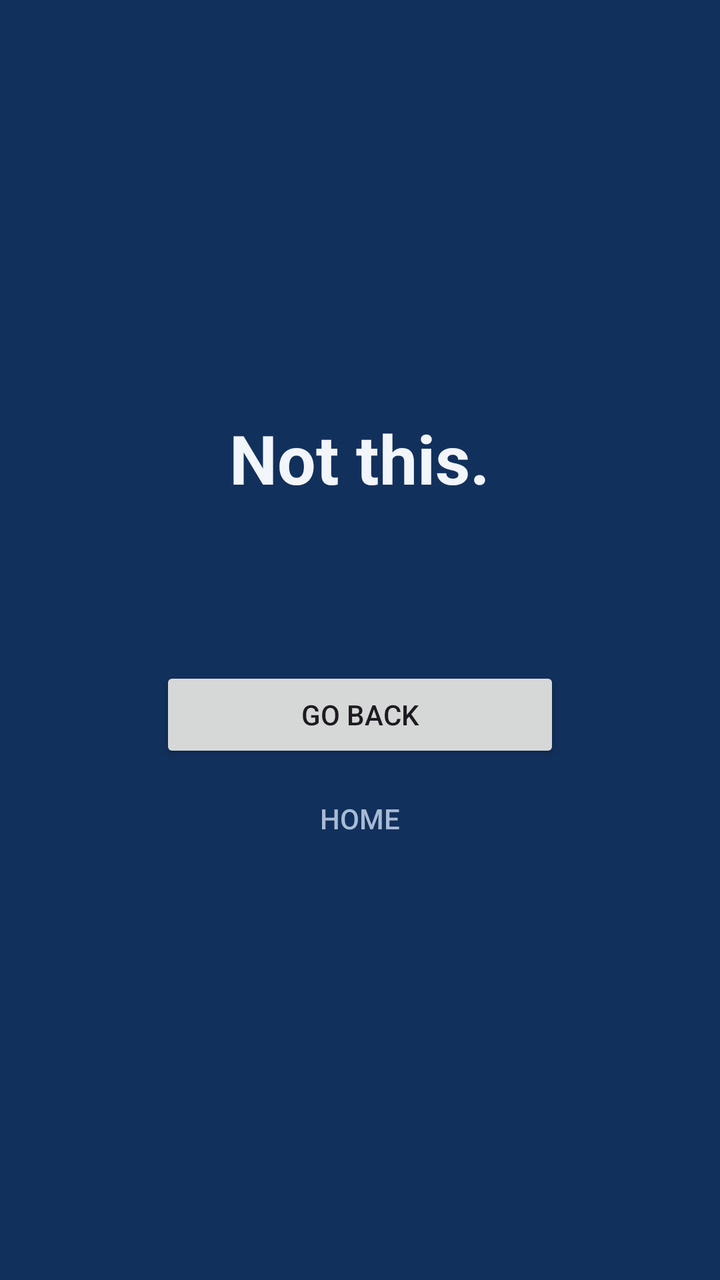
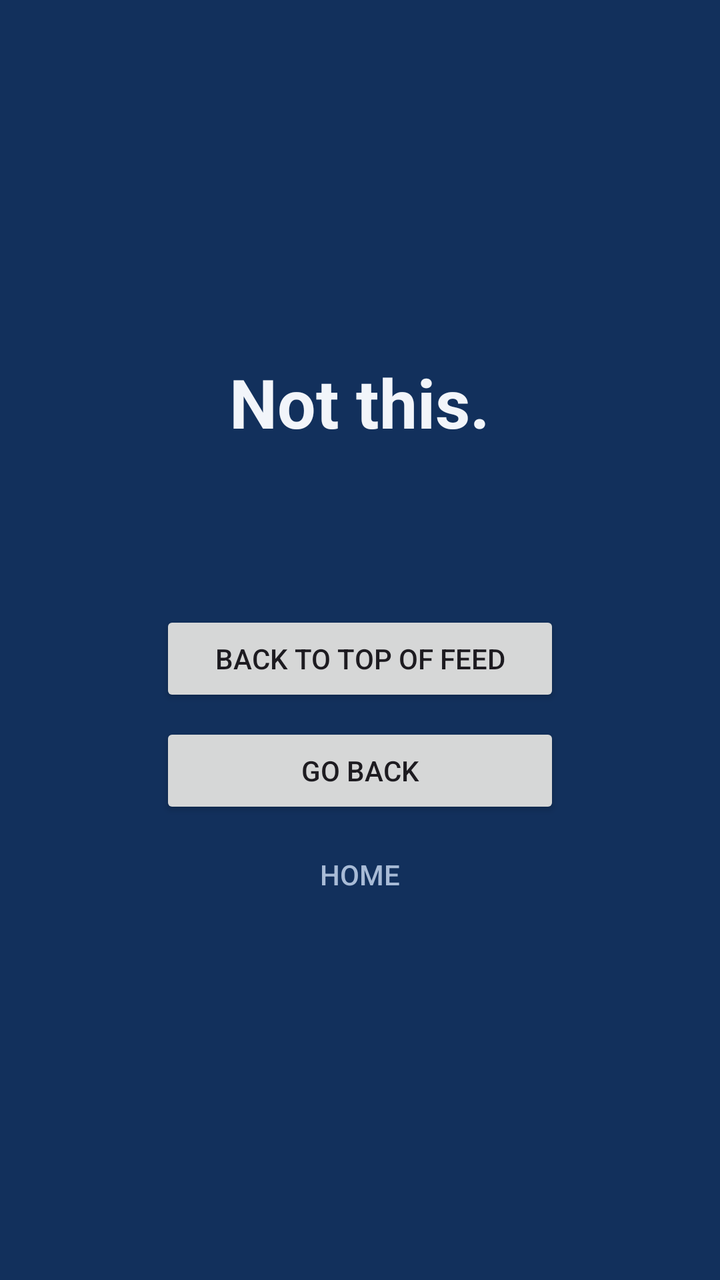

Before-and-after screenshots of an Android layout around one commit, followed by the original layout XML and the change that was made.
<!-- AndroidManifest.xml: application theme Theme.BlockReels -->
<!-- res/layout/overlay_block.xml -->
<?xml version="1.0" encoding="utf-8"?>
<LinearLayout xmlns:android="http://schemas.android.com/apk/res/android"
    android:layout_width="match_parent"
    android:layout_height="match_parent"
    android:background="@color/block_background"
    android:clickable="true"
    android:focusable="true"
    android:gravity="center"
    android:orientation="vertical"
    android:padding="32dp">

    <TextView
        android:id="@+id/overlay_title"
        android:layout_width="wrap_content"
        android:layout_height="wrap_content"
        android:text="@string/overlay_title"
        android:textColor="@color/block_text"
        android:textSize="34sp"
        android:textStyle="bold" />

    <TextView
        android:id="@+id/overlay_subtitle"
        android:layout_width="wrap_content"
        android:layout_height="wrap_content"
        android:layout_marginTop="12dp"
        android:textColor="@color/block_text_dim"
        android:textSize="16sp" />

    <Button
        android:id="@+id/overlay_back"
        android:layout_width="wrap_content"
        android:layout_height="wrap_content"
        android:layout_marginTop="48dp"
        android:minWidth="200dp"
        android:text="@string/overlay_back" />

    <Button
        android:id="@+id/overlay_home"
        style="?android:attr/borderlessButtonStyle"
        android:layout_width="wrap_content"
        android:layout_height="wrap_content"
        android:layout_marginTop="4dp"
        android:minWidth="200dp"
        android:text="@string/overlay_home"
        android:textColor="@color/block_text_dim" />
</LinearLayout>
<!-- resources referenced by this layout -->
<resources>
  <color name="block_background">#FF12305C</color>
  <color name="block_text">#FFF2F5FA</color>
  <color name="block_text_dim">#FFA8BBD6</color>
  <string name="overlay_back">Go back</string>
  <string name="overlay_home">Home</string>
  <string name="overlay_title">Not this.</string>
  <style name="Theme.BlockReels" parent="Theme.Material3.DayNight.NoActionBar" />
</resources>

<!-- the commit's change to res/layout/overlay_block.xml (unified diff, before → after) -->
@@ -27,10 +27,18 @@
         android:textSize="16sp" />
 
     <Button
+        android:id="@+id/overlay_top"
+        android:layout_width="wrap_content"
+        android:layout_height="wrap_content"
+        android:layout_marginTop="48dp"
+        android:minWidth="200dp"
+        android:text="@string/overlay_top" />
+
+    <Button
         android:id="@+id/overlay_back"
         android:layout_width="wrap_content"
         android:layout_height="wrap_content"
-        android:layout_marginTop="48dp"
+        android:layout_marginTop="8dp"
         android:minWidth="200dp"
         android:text="@string/overlay_back" />
 
<!-- resource entries referenced after the edit -->
@@ -6,6 +6,7 @@
   <string name="overlay_back">Go back</string>
   <string name="overlay_home">Home</string>
   <string name="overlay_title">Not this.</string>
+  <string name="overlay_top">Back to top of feed</string>
   <style name="Theme.BlockReels" parent="Theme.Material3.DayNight.NoActionBar" />
 </resources>
 
